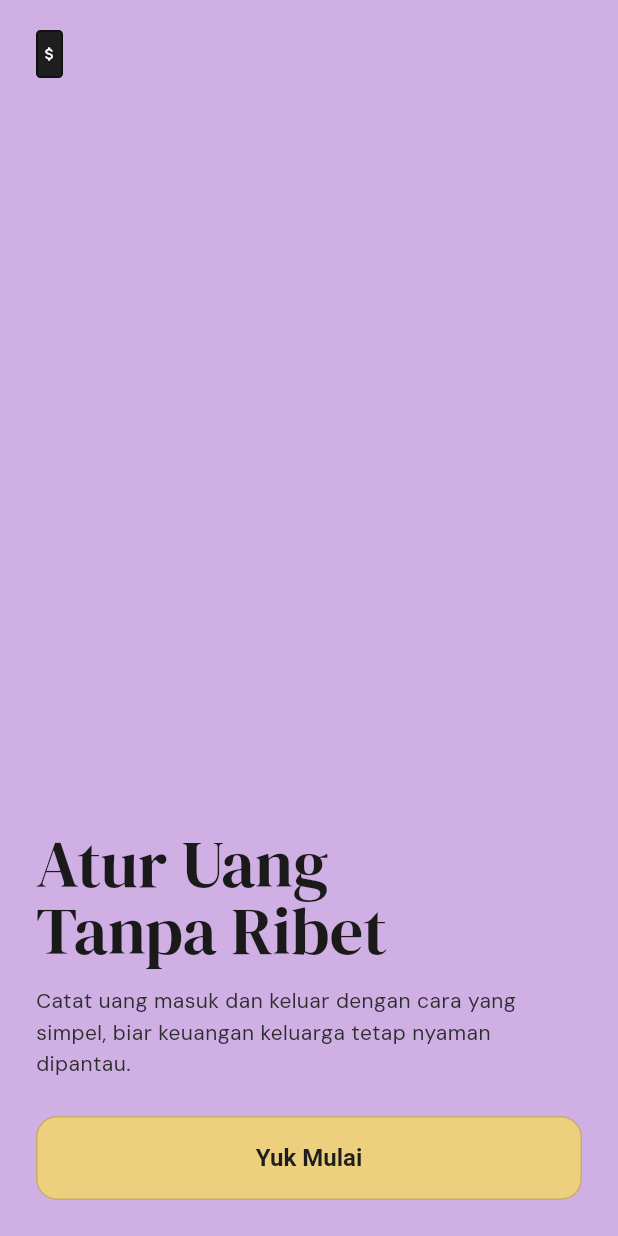
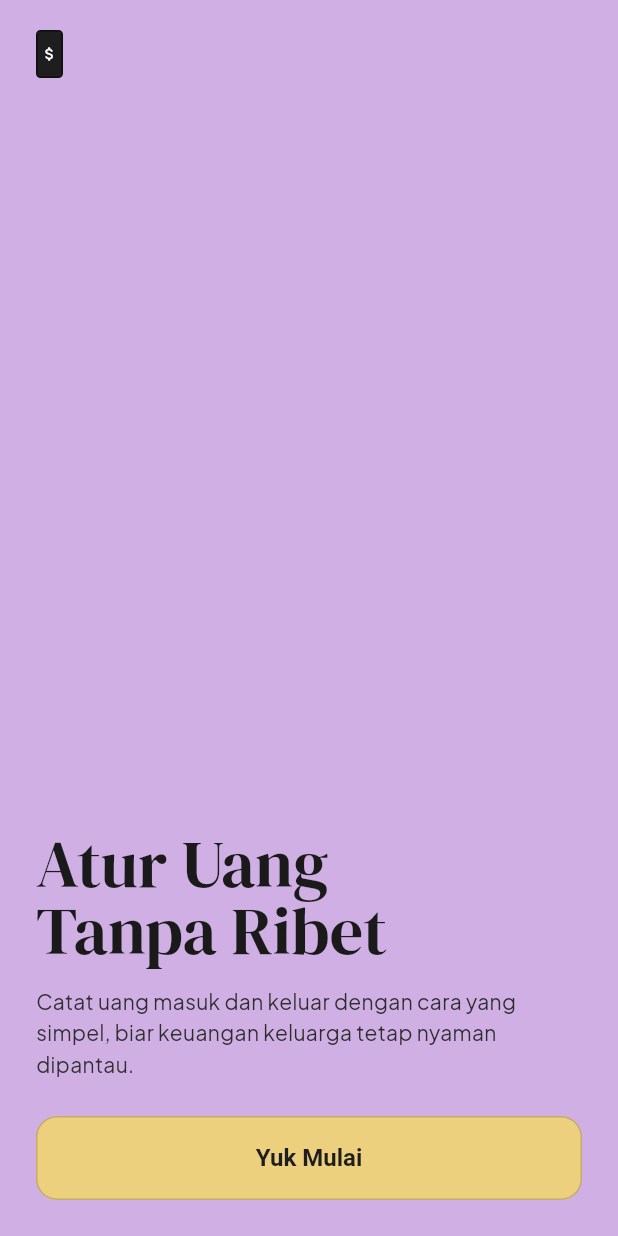
Before and after one commit to Nasrul676/uangku, a Flutter app: the screen it shows after launch, on a phone screen of 412 x 824 dp. Run offline on Flutter 3.47's test engine with Material 3 defaults, Android fonts, the phone set to English and light mode, and no system bars; our stand-ins replace file_picker, flutter_local_notifications, flutter_slidable, flutter_timezone, share_plus, shared_preferences and 3 more; missing offline and left inert: android_alarm_manager_plus, home_widget; accounts and stored records are empty; statements that could not run were skipped; project files that could hold a hidden picture were left out.

Commit message:
feat: replace DMSans with PlusJakartaSans font family and update global text theme styles

```diff
--- a/lib/theme/app_theme.dart
+++ b/lib/theme/app_theme.dart
@@ -99,7 +99,7 @@ class AppTheme {
     return ThemeData(
       useMaterial3: true,
       brightness: brightness,
-      fontFamily: 'DMSans',
+      fontFamily: 'PlusJakartaSans',
       scaffoldBackgroundColor: scaffoldBg,
       colorScheme: ColorScheme.fromSeed(
         seedColor: const Color(0xFFEDD07D),
@@ -122,7 +122,9 @@ class AppTheme {
         titleTextStyle: TextStyle(
           fontFamily: 'DMSerifDisplay',
           color: textCol,
-          fontSize: 34,
+          fontSize: 22,
+          fontWeight: FontWeight.w400,
+          letterSpacing: 0,
         ),
       ),
       inputDecorationTheme: InputDecorationTheme(
@@ -201,7 +203,7 @@ class AppTheme {
     return ThemeData(
       useMaterial3: true,
       brightness: brightness,
-      fontFamily: 'DMSans',
+      fontFamily: 'PlusJakartaSans',
       scaffoldBackgroundColor: scaffoldBg,
       colorScheme: neoColorScheme,
       iconTheme: IconThemeData(color: inkCol, size: 22),
@@ -222,7 +224,9 @@ class AppTheme {
         titleTextStyle: TextStyle(
           fontFamily: 'DMSerifDisplay',
           color: inkCol,
-          fontSize: 34,
+          fontSize: 22,
+          fontWeight: FontWeight.w400,
+          letterSpacing: 0,
         ),
         iconTheme: IconThemeData(color: inkCol, size: 22),
       ),
@@ -368,27 +372,105 @@ class AppTheme {
 
   static TextTheme _textTheme(Color textColor) {
     return const TextTheme().copyWith(
+      displayLarge: TextStyle(
+        fontFamily: 'DMSerifDisplay',
+        fontSize: 57,
+        color: textColor,
+        fontWeight: FontWeight.w400,
+        letterSpacing: -0.25,
+      ),
+      displayMedium: TextStyle(
+        fontFamily: 'DMSerifDisplay',
+        fontSize: 45,
+        color: textColor,
+        fontWeight: FontWeight.w400,
+      ),
+      displaySmall: TextStyle(
+        fontFamily: 'DMSerifDisplay',
+        fontSize: 36,
+        color: textColor,
+        fontWeight: FontWeight.w400,
+      ),
+      headlineLarge: TextStyle(
+        fontFamily: 'DMSerifDisplay',
+        fontSize: 34,
+        color: textColor,
+        fontWeight: FontWeight.w400,
+      ),
       headlineMedium: TextStyle(
         fontFamily: 'DMSerifDisplay',
-        fontSize: 32,
+        fontSize: 28,
+        color: textColor,
+        fontWeight: FontWeight.w400,
+      ),
+      headlineSmall: TextStyle(
+        fontFamily: 'DMSerifDisplay',
+        fontSize: 24,
         color: textColor,
         fontWeight: FontWeight.w400,
       ),
       titleLarge: TextStyle(
         fontFamily: 'DMSerifDisplay',
-        fontSize: 30,
+        fontSize: 22,
         color: textColor,
         fontWeight: FontWeight.w400,
       ),
       titleMedium: TextStyle(
-        fontFamily: 'DMSerifDisplay',
-        fontSize: 22,
+        fontFamily: 'PlusJakartaSans',
+        fontSize: 18,
+        color: textColor,
+        fontWeight: FontWeight.w600,
+        letterSpacing: 0.15,
+      ),
+      titleSmall: TextStyle(
+        fontFamily: 'PlusJakartaSans',
+        fontSize: 14,
+        color: textColor,
+        fontWeight: FontWeight.w600,
+        letterSpacing: 0.1,
+      ),
+      bodyLarge: TextStyle(
+        fontFamily: 'PlusJakartaSans',
+        fontSize: 16,
         color: textColor,
         fontWeight: FontWeight.w400,
+        letterSpacing: 0.5,
       ),
-      bodyLarge: TextStyle(color: textColor),
-      bodyMedium: TextStyle(color: textColor),
-      bodySmall: TextStyle(color: textColor.withOpacity(0.7)),
+      bodyMedium: TextStyle(
+        fontFamily: 'PlusJakartaSans',
+        fontSize: 14,
+        color: textColor,
+        fontWeight: FontWeight.w400,
+        letterSpacing: 0.25,
+      ),
+      bodySmall: TextStyle(
+        fontFamily: 'PlusJakartaSans',
+        fontSize: 12,
+        color: textColor.withOpacity(0.7),
+        fontWeight: FontWeight.w400,
+        letterSpacing: 0.4,
+      ),
+      labelLarge: TextStyle(
+        fontFamily: 'PlusJakartaSans',
+        fontSize: 14,
+        color: textColor,
+        fontWeight: FontWeight.w600,
+        letterSpacing: 0.1,
+      ),
+      labelMedium: TextStyle(
+        fontFamily: 'PlusJakartaSans',
+        fontSize: 12,
+        color: textColor,
+        fontWeight: FontWeight.w500,
+        letterSpacing: 0.5,
+      ),
+      labelSmall: TextStyle(
+        fontFamily: 'PlusJakartaSans',
+        fontSize: 11,
+        color: textColor.withOpacity(0.7),
+        fontWeight: FontWeight.w500,
+        letterSpacing: 0.5,
+      ),
     );
   }
 }
```
Also changed, not shown: lib/screens/book_cashflow_detail_screen.dart (+22 -22 lines), lib/screens/expense_input_screen.dart (+7 -9 lines), lib/screens/pocket_detail_screen.dart (+32 -62 lines), lib/screens/pocket_list_screen.dart (+13 -26 lines), lib/screens/settings_screen.dart (+20 -16 lines), lib/screens/shopping_list_screen.dart (+11 -10 lines), lib/widgets/backup_restore_tile.dart (+4 -4 lines), pubspec.yaml (+11 -3 lines), assets/fonts/PlusJakartaSans-Bold.ttf (added), assets/fonts/PlusJakartaSans-ExtraBold.ttf (added), assets/fonts/PlusJakartaSans-Light.ttf (added), assets/fonts/PlusJakartaSans-Medium.ttf (added), assets/fonts/PlusJakartaSans-Regular.ttf (added), assets/fonts/PlusJakartaSans-SemiBold.ttf (added), 1 more files.
